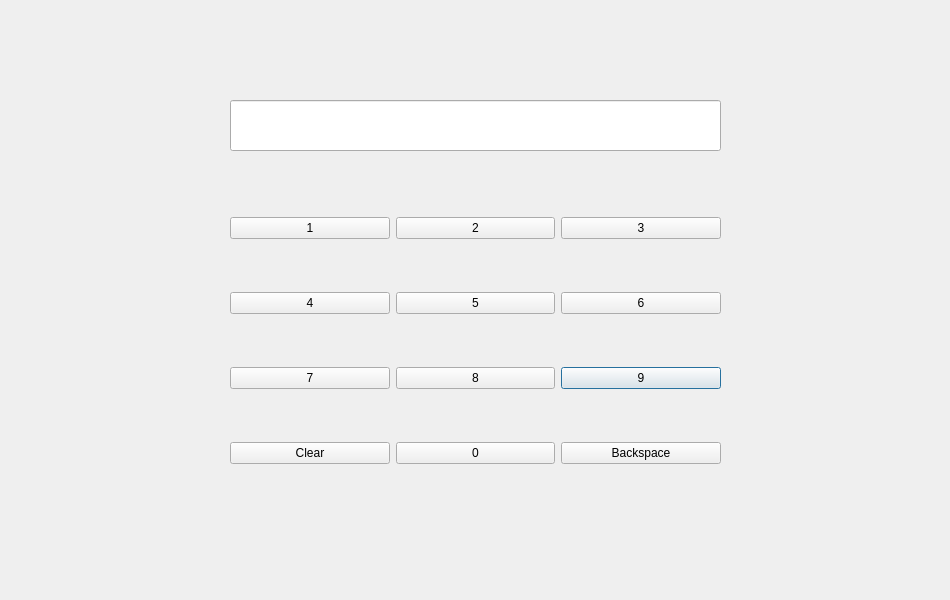
The window that bankautomat/pinni.ui (AJHosuja/BankAutomat) describes before a commit, drawn with Qt 5.
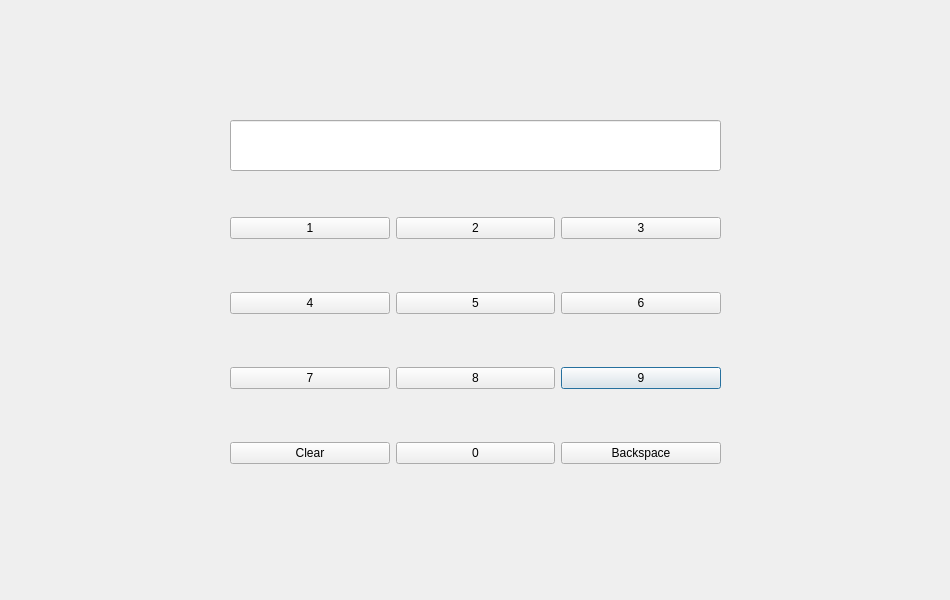
The same window after the commit.

```diff
--- a/bankautomat/pinni.ui
+++ b/bankautomat/pinni.ui
@@ -113,7 +113,7 @@
    <property name="geometry">
     <rect>
      <x>230</x>
-     <y>100</y>
+     <y>120</y>
      <width>491</width>
      <height>51</height>
     </rect>
```
Left out of the diff: 16 changed lines with no effect on the pictures.
